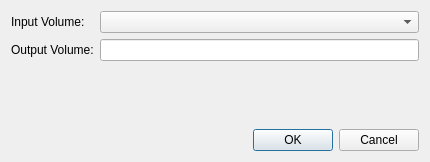
fsoos74/su, file ProzessUI/curvaturevolumedialog.ui: the form before one commit.
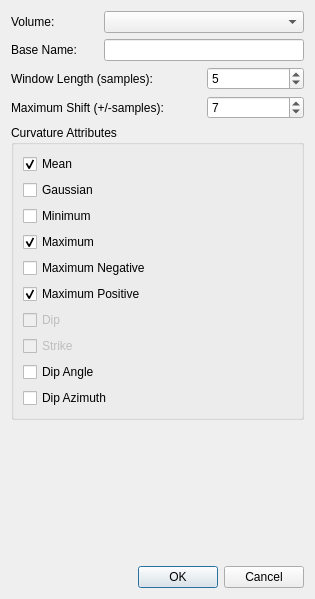
The form after the commit.

```diff
--- a/ProzessUI/curvaturevolumedialog.ui
+++ b/ProzessUI/curvaturevolumedialog.ui
@@ -6,28 +6,28 @@
    <rect>
     <x>0</x>
     <y>0</y>
-    <width>430</width>
-    <height>162</height>
+    <width>315</width>
+    <height>599</height>
    </rect>
   </property>
   <property name="windowTitle">
    <string>Dialog</string>
   </property>
-  <layout class="QVBoxLayout" name="verticalLayout">
+  <layout class="QVBoxLayout" name="verticalLayout_2">
    <item>
     <layout class="QGridLayout" name="gridLayout">
      <item row="0" column="0">
-      <widget class="QLabel" name="label">
+      <widget class="QLabel" name="lbInput">
        <property name="text">
-        <string>Input Volume:</string>
+        <string>Volume:</string>
        </property>
       </widget>
      </item>
-     <item row="0" column="1">
-      <widget class="QComboBox" name="cbInputVolume">
+     <item row="0" column="1" colspan="2">
+      <widget class="QComboBox" name="cbInput">
        <property name="minimumSize">
         <size>
-         <width>300</width>
+         <width>200</width>
          <height>0</height>
         </size>
        </property>
@@ -36,22 +36,146 @@
      <item row="1" column="0">
       <widget class="QLabel" name="label_2">
        <property name="text">
-        <string>Output Volume:</string>
+        <string>Base Name:</string>
        </property>
       </widget>
      </item>
-     <item row="1" column="1">
-      <widget class="QLineEdit" name="leOutputVolume">
-       <property name="minimumSize">
-        <size>
-         <width>200</width>
-         <height>0</height>
-        </size>
+     <item row="1" column="1" colspan="2">
+      <widget class="QLineEdit" name="leBaseName"/>
+     </item>
+     <item row="2" column="0" colspan="2">
+      <widget class="QLabel" name="label">
+       <property name="text">
+        <string>Window Length (samples):</string>
+       </property>
+      </widget>
+     </item>
+     <item row="2" column="2">
+      <widget class="QSpinBox" name="sbWindowLen">
+       <property name="minimum">
+        <number>-1</number>
+       </property>
+       <property name="singleStep">
+        <number>0</number>
+       </property>
+       <property name="value">
+        <number>5</number>
+       </property>
+      </widget>
+     </item>
+     <item row="3" column="0" colspan="2">
+      <widget class="QLabel" name="label_3">
+       <property name="text">
+        <string>Maximum Shift (+/-samples):</string>
+       </property>
+      </widget>
+     </item>
+     <item row="3" column="2">
+      <widget class="QSpinBox" name="sbMaximumShift">
+       <property name="minimum">
+        <number>1</number>
+       </property>
+       <property name="value">
+        <number>7</number>
        </property>
       </widget>
      </item>
     </layout>
    </item>
+   <item>
+    <widget class="QGroupBox" name="groupBox">
+     <property name="title">
+      <string>Curvature Attributes</string>
+     </property>
+     <layout class="QVBoxLayout" name="verticalLayout">
+      <item>
+       <widget class="QCheckBox" name="cbKMean">
+        <property name="text">
+         <string>Mean</string>
+        </property>
+        <property name="checked">
+         <bool>true</bool>
+        </property>
+       </widget>
+      </item>
+      <item>
+       <widget class="QCheckBox" name="cbKGauss">
+        <property name="text">
+         <string>Gaussian</string>
+        </property>
+       </widget>
+      </item>
+      <item>
+       <widget class="QCheckBox" name="cbKMin">
+        <property name="text">
+         <string>Minimum</string>
+        </property>
+       </widget>
+      </item>
+      <item>
+       <widget class="QCheckBox" name="cbKMax">
+        <property name="text">
+         <string>Maximum</string>
+        </property>
+        <property name="checked">
+         <bool>true</bool>
+        </property>
+       </widget>
+      </item>
+      <item>
+       <widget class="QCheckBox" name="cbKMaxNeg">
+        <property name="text">
+         <string>Maximum Negative</string>
+        </property>
+       </widget>
+      </item>
+      <item>
+       <widget class="QCheckBox" name="cbKMaxPos">
+        <property name="text">
+         <string>Maximum Positive</string>
+        </property>
+        <property name="checked">
+         <bool>true</bool>
+        </property>
+       </widget>
+      </item>
+      <item>
+       <widget class="QCheckBox" name="cbDip">
+        <property name="enabled">
+         <bool>false</bool>
+        </property>
+        <property name="text">
+         <string>Dip</string>
+        </property>
+       </widget>
+      </item>
+      <item>
+       <widget class="QCheckBox" name="cStrike">
+        <property name="enabled">
+         <bool>false</bool>
+        </property>
+        <property name="text">
+         <string>Strike</string>
+        </property>
+       </widget>
+      </item>
+      <item>
+       <widget class="QCheckBox" name="cbDipAngle">
+        <property name="text">
+         <string>Dip Angle</string>
+        </property>
+       </widget>
+      </item>
+      <item>
+       <widget class="QCheckBox" name="cbDipAzimuth">
+        <property name="text">
+         <string>Dip Azimuth</string>
+        </property>
+       </widget>
+      </item>
+     </layout>
+    </widget>
+   </item>
    <item>
     <spacer name="verticalSpacer">
      <property name="orientation">
```
